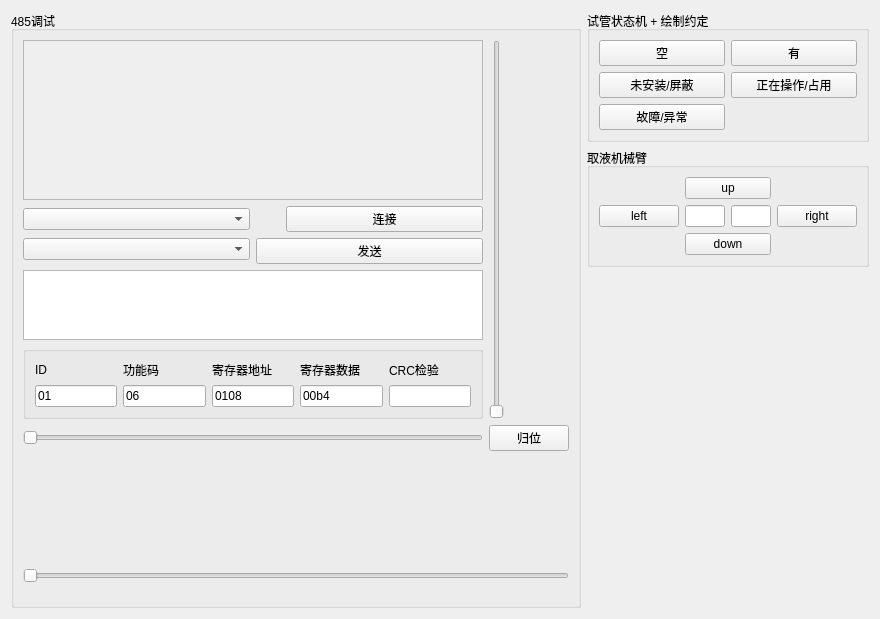
LightningFlashEvE/high-throughput-perovskite-medication-system, file SettingsButton/settingsbutton.ui: the form before one commit.
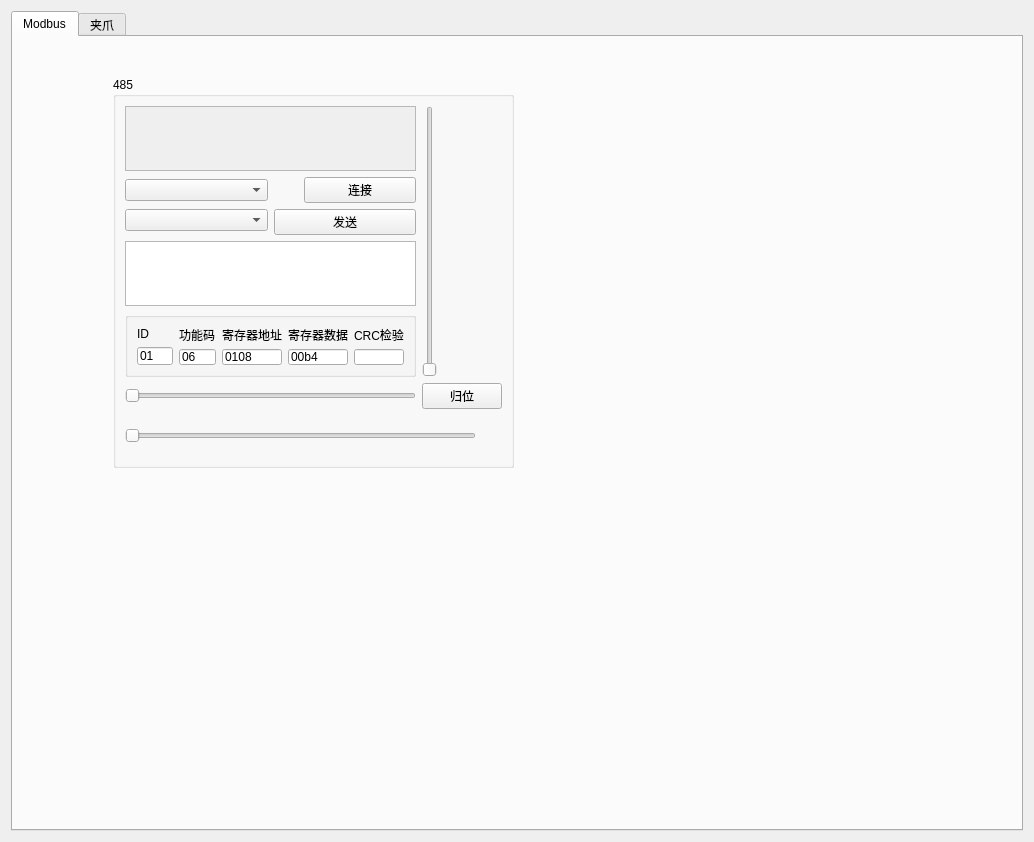
The form after the commit. The open tabs and pages were chosen to show the change.

Patch:
```diff
--- a/SettingsButton/settingsbutton.ui
+++ b/SettingsButton/settingsbutton.ui
@@ -6,21 +6,41 @@
    <rect>
     <x>0</x>
     <y>0</y>
-    <width>880</width>
-    <height>619</height>
+    <width>1034</width>
+    <height>842</height>
    </rect>
   </property>
   <property name="windowTitle">
    <string>Form</string>
   </property>
   <layout class="QGridLayout" name="gridLayout_6">
-   <item row="0" column="0" rowspan="3">
+   <item row="0" column="0">
+    <widget class="QTabWidget" name="tabWidget">
+     <property name="currentIndex">
+      <number>1</number>
+     </property>
+     <widget class="QWidget" name="tab">
+      <attribute name="title">
+       <string>Modbus</string>
+      </attribute>
+      <widget class="QSplitter" name="splitter">
+       <property name="geometry">
+        <rect>
+         <x>100</x>
+         <y>40</y>
+         <width>401</width>
+         <height>391</height>
+        </rect>
+       </property>
+       <property name="orientation">
+        <enum>Qt::Orientation::Horizontal</enum>
+       </property>
     <widget class="QGroupBox" name="groupBox485">
      <property name="title">
-      <string>485调试</string>
-     </property>
-     <layout class="QVBoxLayout" name="verticalLayout_9">
-      <item>
+         <string>485</string>
+        </property>
+        <layout class="QGridLayout" name="gridLayout_7">
+         <item row="0" column="0" colspan="2">
        <layout class="QGridLayout" name="gridLayout_5">
         <item row="1" column="0">
          <widget class="QSlider" name="horizontalSliderX">
@@ -41,8 +61,8 @@
               <rect>
                <x>0</x>
                <y>0</y>
-               <width>545</width>
-               <height>190</height>
+                  <width>321</width>
+                  <height>83</height>
               </rect>
              </property>
             </widget>
@@ -233,7 +253,7 @@
         </item>
        </layout>
       </item>
-      <item>
+         <item row="1" column="1">
        <spacer name="verticalSpacer">
         <property name="orientation">
          <enum>Qt::Orientation::Vertical</enum>
@@ -246,7 +266,7 @@
         </property>
        </spacer>
       </item>
-      <item>
+         <item row="2" column="0">
        <widget class="QSlider" name="horizontalSliderRotationAngle">
         <property name="minimumSize">
          <size>
@@ -261,8 +281,23 @@
       </item>
      </layout>
     </widget>
-   </item>
-   <item row="0" column="1" colspan="2">
+      </widget>
+     </widget>
+     <widget class="QWidget" name="tab_2">
+      <attribute name="title">
+       <string>夹爪</string>
+      </attribute>
+      <widget class="QWidget" name="layoutWidget">
+       <property name="geometry">
+        <rect>
+         <x>110</x>
+         <y>60</y>
+         <width>262</width>
+         <height>226</height>
+        </rect>
+       </property>
+       <layout class="QVBoxLayout" name="verticalLayout_10">
+        <item>
     <widget class="QGroupBox" name="groupBox_2">
      <property name="title">
       <string>试管状态机 + 绘制约定</string>
@@ -313,7 +348,7 @@
      </layout>
     </widget>
    </item>
-   <item row="1" column="1" colspan="2">
+        <item>
     <widget class="QGroupBox" name="groupBox">
      <property name="title">
       <string>取液机械臂</string>
@@ -378,18 +413,10 @@
      </layout>
     </widget>
    </item>
-   <item row="2" column="1" colspan="2">
-    <spacer name="verticalSpacer_2">
-     <property name="orientation">
-      <enum>Qt::Orientation::Vertical</enum>
-     </property>
-     <property name="sizeHint" stdset="0">
-      <size>
-       <width>236</width>
-       <height>417</height>
-      </size>
-     </property>
-    </spacer>
+       </layout>
+      </widget>
+     </widget>
+    </widget>
    </item>
   </layout>
  </widget>
```
Lines whose indentation alone changed are shown as unchanged.
